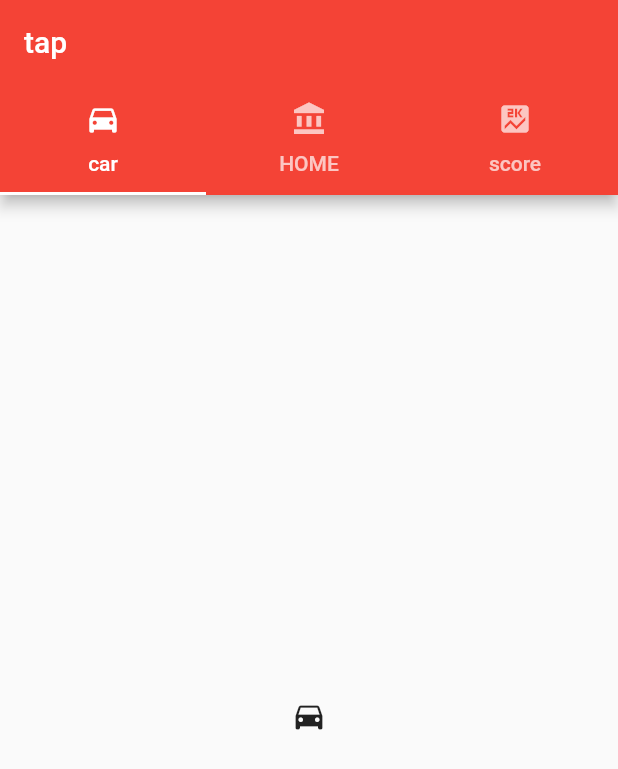
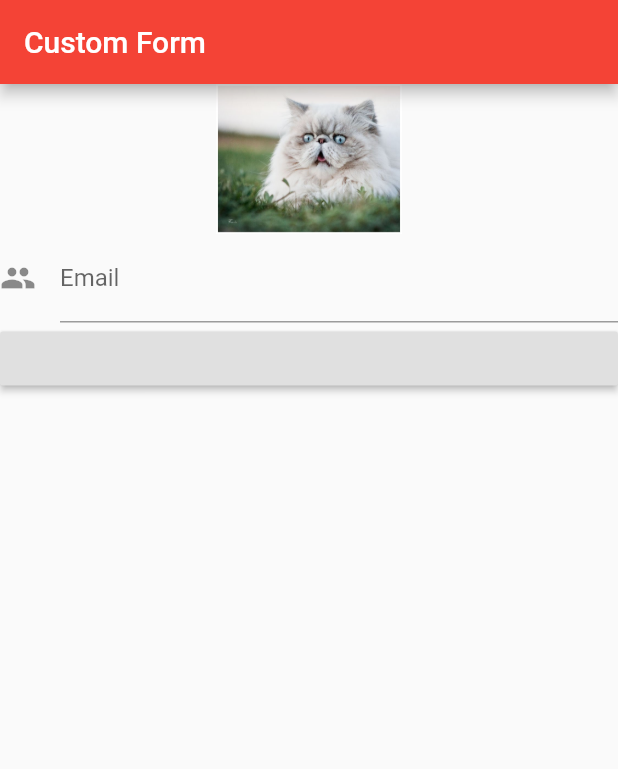
Before and after one commit to apichart2425/lab01, a Flutter app: the screen it shows after launch, on a phone screen of 412 x 824 dp. Shown: the top 769 px of the screen. Run offline on Flutter 3.47's test engine with Material 2 defaults, Android fonts, the phone set to English and light mode, and no system bars.

Commit message:
textfield_img

```diff
--- a/lib/main.dart
+++ b/lib/main.dart
@@ -1,4 +1,8 @@
 import 'package:flutter/material.dart';
+import './ui/first_screen.dart';
+import './ui/second_screen.dart';
+import './ui/my_custom_from.dart';
+
 
 void main() => runApp(MyApp());
 
@@ -12,7 +16,13 @@ class MyApp extends StatelessWidget {
       theme: ThemeData(
         primarySwatch: Colors.red,
       ),
-      home: MyHomePage(),
+      // home: MyHomePage(),
+      initialRoute: "/",
+      routes:{
+        "/": (context) => MyCustomFrom(),
+        "/first" :(context) => FirstScreen(),
+        "/second":(context) => SecondScreen(),
+        },
     );
   }
 }
@@ -87,7 +97,7 @@ class MyHomePageState extends State<Counterscroe> {
   }
 }
 
-
+// TabBar
 class MyHomePage extends StatelessWidget{
   @override
   Widget build(BuildContext context) {
@@ -114,5 +124,4 @@ class MyHomePage extends StatelessWidget{
       )
     );
   }
-
 }
--- /dev/null
+++ b/lib/ui/my_custom_from.dart
@@ -0,0 +1,82 @@
+import 'package:flutter/material.dart';
+
+class MyCustomFrom extends StatefulWidget {
+  @override
+  State<StatefulWidget> createState() {
+    // TODO: implement createState
+    return MyCustomFormState();
+  }
+}
+
+class MyCustomFormState extends State<MyCustomFrom> {
+  final _formKey = GlobalKey<FormState>();
+
+  @override
+  Widget build(BuildContext context) {
+    // TODO: implement build
+    return Scaffold(
+      appBar: AppBar(
+        title: Text("Custom Form"),
+      ),
+      body: Center(
+        child: Form(
+          key: _formKey,
+          child: ListView(
+            children: <Widget>[
+              Image.asset("resources/cat.jpg", height: 100,),
+
+              // Text("pack"),
+//               // <--email-->
+
+              TextFormField(
+                decoration: InputDecoration(
+                  icon: Icon(Icons.people),
+                  labelText: "Email",
+                  hintText: "Please input Email",
+                ),
+                keyboardType: TextInputType.emailAddress,
+                onSaved: (value) => print(value),
+              ),
+
+              // TextFormField(
+              //   decoration: InputDecoration(
+              //     icon: Icon(Icons.people),
+              //     labelText: "Email",
+              //     hintText: "Please input Email",
+              //   ),
+              //   obscureText: true,
+              //   keyboardType: TextInputType.emailAddress,
+              //   onSaved: (value) => print(value),
+              // ),
+
+              // <--id-->
+              // TextFormField(
+              //   validator: (value) {
+              //     if (value.isEmpty) {
+              //       return 'Plese enter some text';
+              //     }
+              //     if(value == "admin"){
+              //       return 'ok id';
+              //     }
+              //   },
+              // ),
+              // TextFormField(
+              //   validator: (value) {
+              //     if(value == "admin"){
+              //       return 'ok pass';
+              //     }
+              //   },
+              // ),
+              RaisedButton(
+                //check input filed
+                onPressed: () {
+                  _formKey.currentState.validate();
+                },
+              ),
+            ],
+          ),
+        ),
+      ),
+    );
+  }
+}
--- a/pubspec.yaml
+++ b/pubspec.yaml
@@ -37,7 +37,8 @@ flutter:
   uses-material-design: true
 
   # To add assets to your application, add an assets section, like this:
-  # assets:
+  assets:
+  - resources/
   #  - images/a_dot_burr.jpeg
   #  - images/a_dot_ham.jpeg
 
```
Also changed, not shown: lib/ui/detailscreen.dart (added, +24 -0 lines), lib/ui/first_screen.dart (added, +27 -0 lines), lib/ui/second_screen.dart (added, +23 -0 lines), resources/cat.jpg (added).
